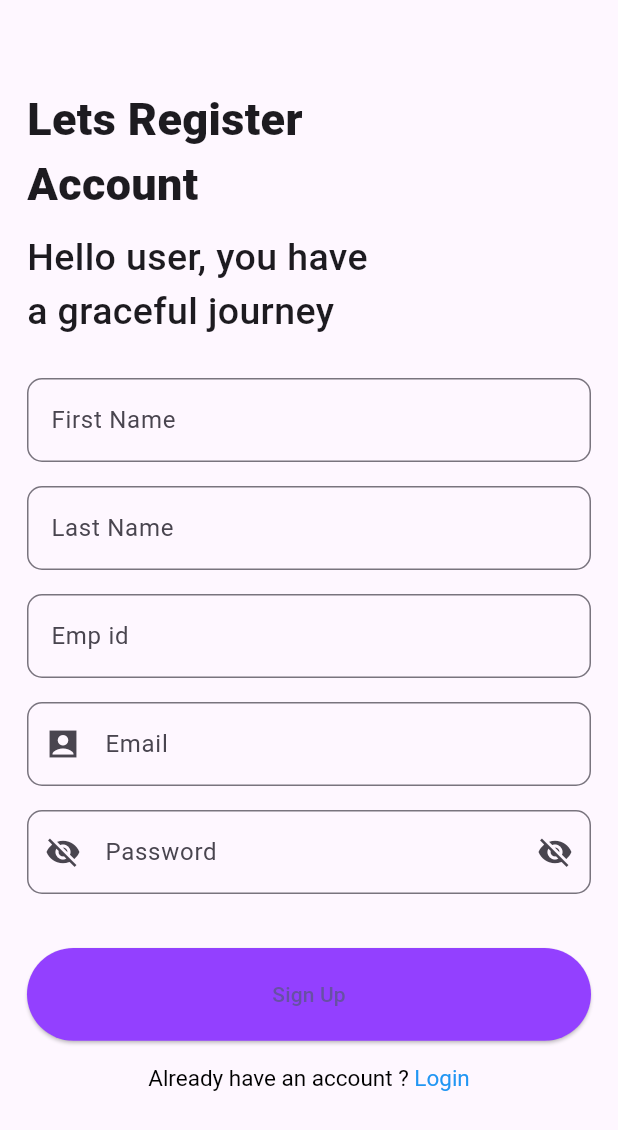
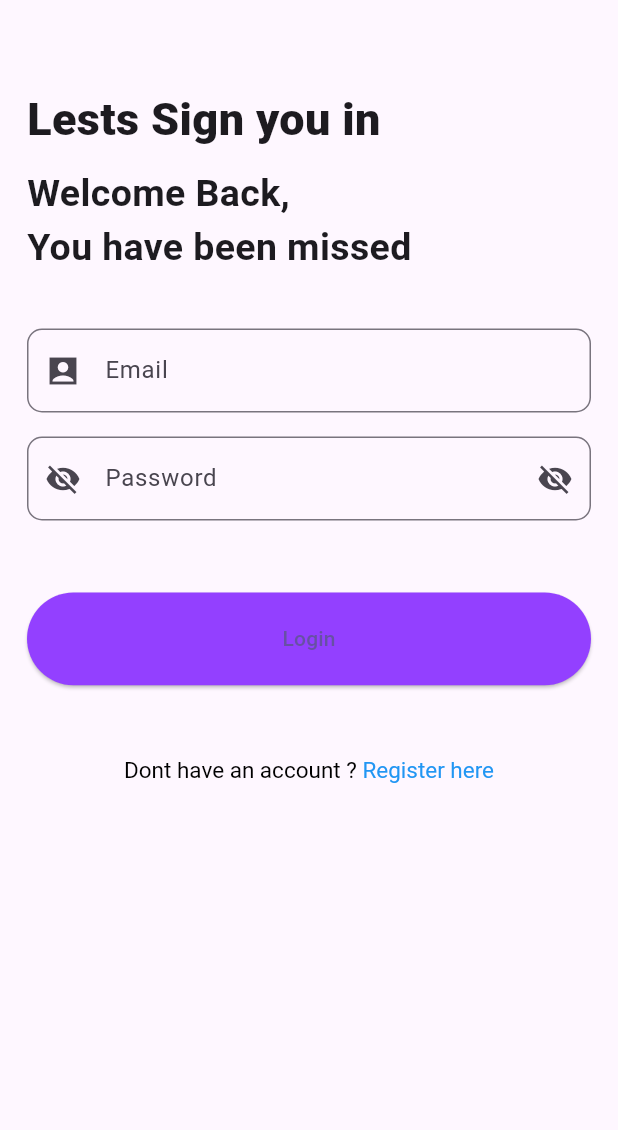
Before and after one commit to Eldho1234/FINAL-POC, a Flutter app: the screen it shows after launch, on a phone screen of 412 x 824 dp. Shown: the top 1130 px of the screen. Run offline on Flutter 3.47's test engine with Material 3 defaults, Android fonts, the phone set to English and light mode, and no system bars.

Commit message:
Login UI

```diff
--- a/lib/main.dart
+++ b/lib/main.dart
@@ -1,5 +1,6 @@
 import 'package:flutter/material.dart';
-import 'package:timelogger/view/sing_up.dart';
+import 'package:timelogger/view/login_page.dart';
+
 
 void main() {
   runApp(MyApp());
@@ -10,7 +11,7 @@
   Widget build(BuildContext context) {
    return MaterialApp(
     debugShowCheckedModeBanner: false,
-    home: SignUpPage(),
+    home: LoginPage(),
    );
   }
 }
--- /dev/null
+++ b/lib/view/login_page.dart
@@ -0,0 +1,167 @@
+import 'package:flutter/gestures.dart';
+import 'package:flutter/material.dart';
+
+
+class LoginPage extends StatefulWidget {
+  @override
+  State<LoginPage> createState() => _LoginPageState();
+}
+
+class _LoginPageState extends State<LoginPage> {
+  final TextEditingController _EmailController = TextEditingController();
+
+  final TextEditingController _PasswordController = TextEditingController();
+  var formkey = GlobalKey<FormState>();
+  bool shopass = true;
+
+  @override
+  Widget build(BuildContext context) {
+    final size = MediaQuery.of(context).size;
+    return Scaffold(
+      body: Form(
+        key: formkey,
+        child: Padding(
+          padding: const EdgeInsets.only(top: 50, left: 10, right: 10),
+          child: ListView(
+            children: [
+              const Padding(
+                padding: EdgeInsets.all(8.0),
+                child: Column(
+                  crossAxisAlignment: CrossAxisAlignment.start,
+                  children: [
+                    Text(
+                      "Lests Sign you in ",
+                      style:
+                          TextStyle(fontSize: 30, fontWeight: FontWeight.w900),
+                    ),
+                    SizedBox(
+                      height: 10,
+                    ),
+                    Text("Welcome Back,",
+                        style: TextStyle(
+                            fontSize: 25, fontWeight: FontWeight.w600)),
+                    Text("You have been missed",
+                        style: TextStyle(
+                            fontSize: 25, fontWeight: FontWeight.w600)),
+                  ],
+                ),
+              ),
+              const SizedBox(
+                height: 20,
+              ),
+              Padding(
+                padding: const EdgeInsets.all(8.0),
+                child: TextFormField(
+                  autovalidateMode: AutovalidateMode.onUserInteraction,
+                  controller: _EmailController,
+                  decoration: InputDecoration(
+                      prefixIcon: const Icon(Icons.account_box_sharp),
+                      labelText: "Email",
+                      border: OutlineInputBorder(
+                          borderRadius: BorderRadius.circular(10))),
+                  textInputAction: TextInputAction.next,
+                  validator: (email) {
+                    if (email == null || email.isEmpty) {
+                      return "please enter a email";
+                    }
+                    if (!isEmailVAlid(email)) {
+                      return 'Enter a valid email';
+                    } else {
+                      return null;
+                    }
+                  },
+                ),
+              ),
+              Padding(
+                padding: const EdgeInsets.all(8.0),
+                child: TextFormField(
+                  autovalidateMode: AutovalidateMode.onUserInteraction,
+                  controller: _PasswordController,
+                  obscureText: shopass,
+                  obscuringCharacter: "*",
+                  decoration: InputDecoration(
+                      prefixIcon: const Icon(
+                        Icons.visibility_off,
+                      ),
+                      suffixIcon: IconButton(
+                          onPressed: () {
+                            setState(() {
+                              if (shopass) {
+                                shopass = false;
+                              } else {
+                                shopass = true;
+                              }
+                            });
+                          },
+                          icon: Icon(shopass == true
+                              ? Icons.visibility_off
+                              : Icons.visibility)),
+                      labelText: "Password",
+                      border: OutlineInputBorder(
+                          borderRadius: BorderRadius.circular(10))),
+                  textInputAction: TextInputAction.done,
+                  validator: (Password) {
+                    if (Password!.isEmpty || Password.length < 6) {
+                      return 'Enter a valid password,length should bw greater than 6';
+                    } else {
+                      return null;
+                    }
+                  },
+                ),
+              ),
+              Padding(
+                padding: const EdgeInsets.only(
+                    top: 40, left: 8, right: 8, bottom: 8),
+                child: SizedBox(
+                  height: size.height * 0.0750,
+                  child: ElevatedButton(
+                      style: const ButtonStyle(
+                          backgroundColor: MaterialStatePropertyAll(
+                              Color.fromARGB(255, 147, 64, 255))),
+                      onPressed: () {
+                        final valid = formkey.currentState!.validate();
+                        if (valid) {
+                          // Navigator.pushReplacement(
+                          //     context,
+                          //     MaterialPageRoute(
+                          //       builder: (context) => HomePage(),
+                          //     ));
+                        } else {
+                          return;
+                        }
+                        _EmailController.clear();
+                        _PasswordController.clear();
+                      },
+                      child: const Center(child: Text("Login"))),
+                ),
+              ),
+              Padding(
+                  padding: const EdgeInsets.only(top: 40, left: 8, right: 8),
+                  child: Center(
+                    child: RichText(
+                        text: TextSpan(children: <TextSpan>[
+                      const TextSpan(
+                          text: "Dont have an account ?\t",
+                          style: TextStyle(color: Colors.black, fontSize: 15)),
+                      TextSpan(
+                          text: "Register here",
+                          style:
+                              const TextStyle(color: Colors.blue, fontSize: 15),
+                          recognizer: TapGestureRecognizer()..onTap=(){
+                            // Navigator.push(context, MaterialPageRoute(builder: (context)=>SignUpPage()));
+                          }),
+                    ])),
+                  )),
+            ],
+          ),
+        ),
+      ),
+    );
+  }
+}
+
+bool isEmailVAlid(String email) {
+  final RegExp emailREgx = RegExp(
+      r'^(([^<>()[\]\\.,;:\s@\"]+(\.[^<>()[\]\\.,;:\s@\"]+)*)|(\".+\"))@((\[[0-9]{1,3}\.[0-9]{1,3}\.[0-9]{1,3}\.[0-9]{1,3}\])|(([a-zA-Z\-0-9]+\.)+[a-zA-Z]{2,}))$');
+  return emailREgx.hasMatch(email);
+}
```
